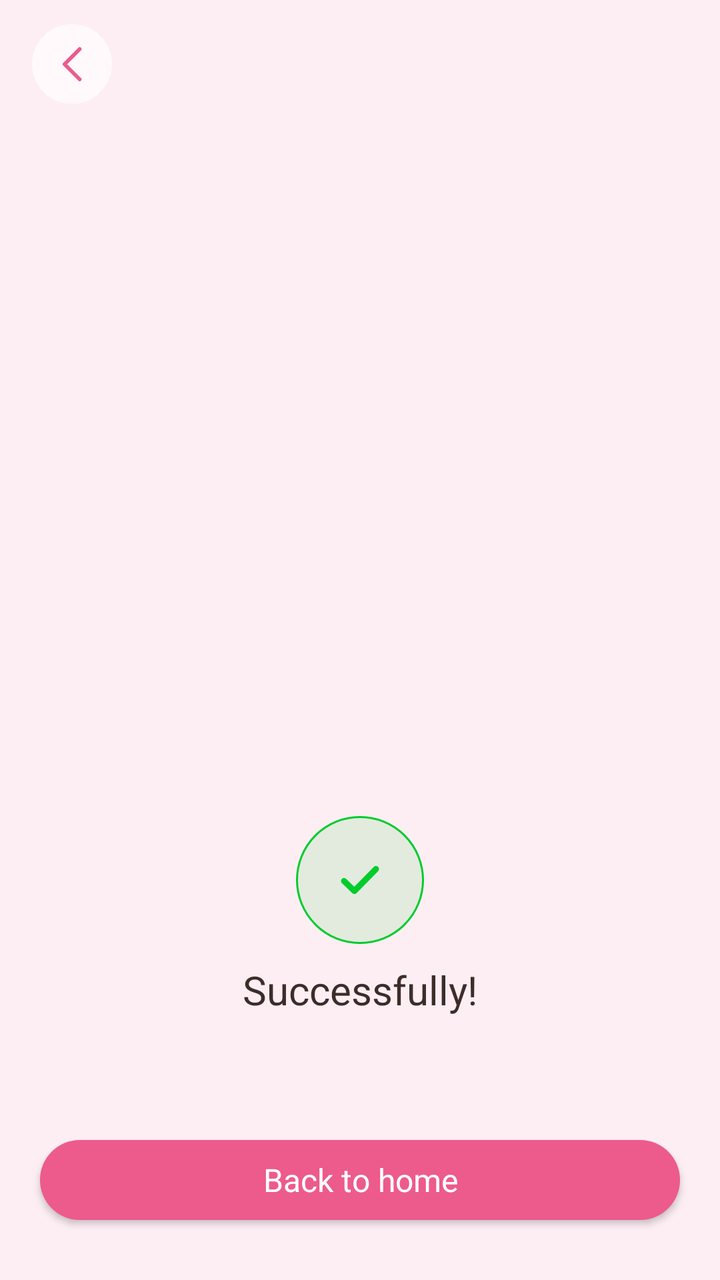
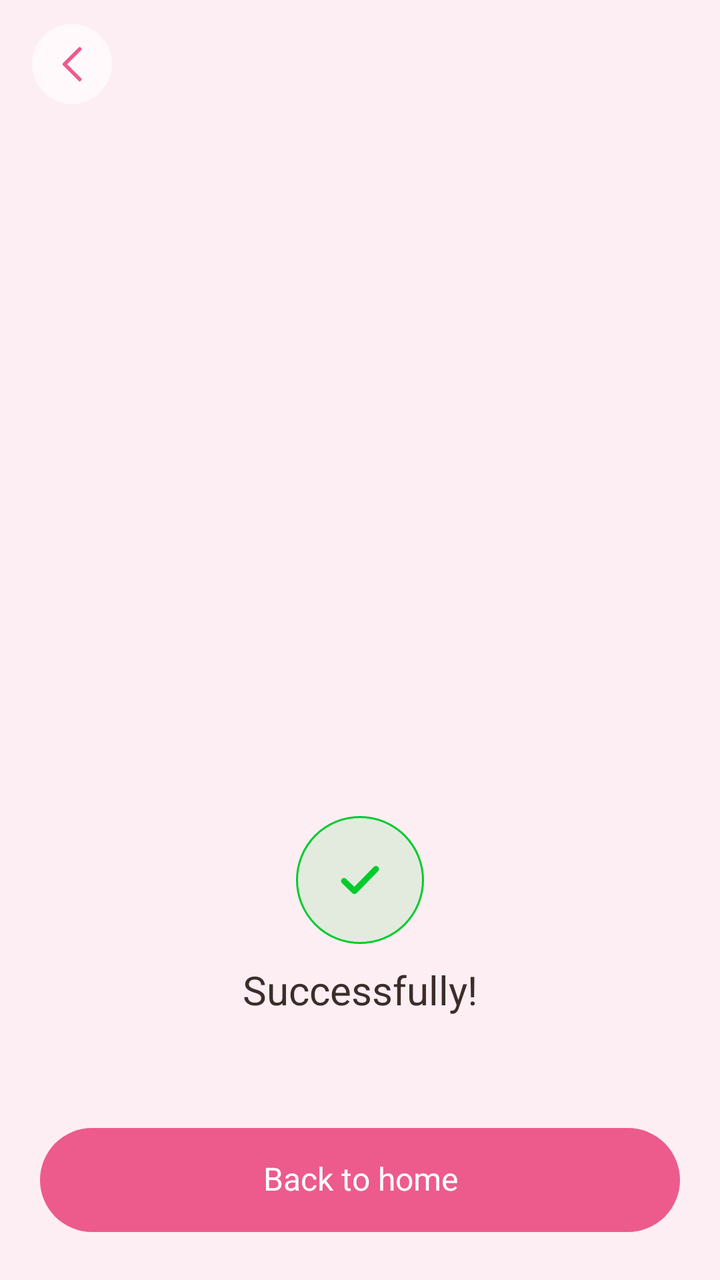

Two renders of the same Android screen: before a commit and after it. Below are the layout's source before the change and the commit's diff.
<!-- AndroidManifest.xml: application theme Theme.CuteWallpaper -->
<!-- res/layout/fragment_wallpaper_success.xml -->
<?xml version="1.0" encoding="utf-8"?>
<androidx.constraintlayout.widget.ConstraintLayout xmlns:android="http://schemas.android.com/apk/res/android"
    xmlns:app="http://schemas.android.com/apk/res-auto"
    android:layout_width="match_parent"
    android:layout_height="match_parent"
    android:background="@color/primary_50">

    <ImageView
        android:id="@+id/btnBack"
        android:layout_width="40dp"
        android:layout_height="40dp"
        android:layout_marginStart="16dp"
        android:layout_marginTop="12dp"
        android:background="@drawable/bg_home_action"
        android:contentDescription="@string/search_back"
        android:padding="5dp"
        android:clickable="true"
        android:focusable="true"
        android:src="@drawable/ic_back"
        app:layout_constraintStart_toStartOf="parent"
        app:layout_constraintTop_toTopOf="parent" />

    <com.google.android.material.imageview.ShapeableImageView
        android:id="@+id/wallpaperPreview"
        android:layout_width="178dp"
        android:layout_height="312dp"
        android:layout_marginTop="24dp"
        android:scaleType="centerCrop"
        app:layout_constraintEnd_toEndOf="parent"
        app:layout_constraintStart_toStartOf="parent"
        app:layout_constraintTop_toBottomOf="@id/btnBack"
        app:shapeAppearanceOverlay="@style/ShapeAppearanceOverlay.HomeArtwork" />

    <FrameLayout
        android:id="@+id/successIconContainer"
        android:layout_width="64dp"
        android:layout_height="64dp"
        android:layout_marginTop="20dp"
        android:background="@drawable/bg_wallpaper_success_check"
        app:layout_constraintEnd_toEndOf="parent"
        app:layout_constraintStart_toStartOf="parent"
        app:layout_constraintTop_toBottomOf="@id/wallpaperPreview">

        <ImageView
            android:layout_width="32dp"
            android:layout_height="32dp"
            android:layout_gravity="center"
            android:importantForAccessibility="no"
            android:src="@drawable/ic_wallpaper_success" />
    </FrameLayout>

    <TextView
        android:id="@+id/successTitle"
        style="@style/Heading20B"
        android:layout_width="wrap_content"
        android:layout_height="wrap_content"
        android:layout_marginTop="12dp"
        android:text="@string/wallpaper_success_title"
        android:textColor="@color/tertiary_900"
        app:layout_constraintEnd_toEndOf="parent"
        app:layout_constraintStart_toStartOf="parent"
        app:layout_constraintTop_toBottomOf="@id/successIconContainer" />

    <TextView
        android:id="@+id/successDescription"
        style="@style/Body14R"
        android:layout_width="0dp"
        android:layout_height="wrap_content"
        android:layout_marginHorizontal="32dp"
        android:layout_marginTop="4dp"
        android:gravity="center"
        android:textColor="@color/tertiary_500"
        app:layout_constraintEnd_toEndOf="parent"
        app:layout_constraintStart_toStartOf="parent"
        app:layout_constraintTop_toBottomOf="@id/successTitle" />

    <com.google.android.material.button.MaterialButton
        android:id="@+id/btnHome"
        android:layout_width="0dp"
        android:layout_height="52dp"
        android:layout_marginHorizontal="20dp"
        android:layout_marginBottom="24dp"
        android:text="@string/wallpaper_back_home"
        android:textAppearance="@style/Button16S"
        android:textColor="@color/neutral_0"
        app:backgroundTint="@color/primary_500"
        app:cornerRadius="26dp"
        app:layout_constraintBottom_toBottomOf="parent"
        app:layout_constraintEnd_toEndOf="parent"
        app:layout_constraintStart_toStartOf="parent"
        app:rippleColor="@color/alpha_light_20" />

</androidx.constraintlayout.widget.ConstraintLayout>
<!-- resources referenced by this layout -->
<resources>
  <color name="alpha_light_20">#33FFFFFF</color>
  <color name="neutral_0">#FFFFFF</color>
  <color name="primary_50">#FDEEF4</color>
  <color name="primary_500">#EC5B8C</color>
  <color name="tertiary_500">#98766A</color>
  <color name="tertiary_900">#3D2D2A</color>
  <!-- drawable bg_home_action (drawable) -->
  <shape xmlns:android="http://schemas.android.com/apk/res/android"
      android:shape="oval">
      <solid android:color="#FFF9FC" />
  </shape>
  <!-- drawable bg_wallpaper_success_check (drawable) -->
  <?xml version="1.0" encoding="utf-8"?>
  <shape xmlns:android="http://schemas.android.com/apk/res/android" android:shape="oval">
      <solid android:color="#1A00CC2C" />
      <stroke android:width="1dp" android:color="@color/success_500" />
  </shape>
  <!-- drawable ic_back (drawable) -->
  <vector xmlns:android="http://schemas.android.com/apk/res/android"
      android:width="30dp"
      android:height="30dp"
      android:viewportWidth="30"
      android:viewportHeight="30">
    <path
        android:pathData="M18.844,7.5L11.256,15.088L18.844,22.676"
        android:strokeLineJoin="round"
        android:strokeWidth="1.875"
        android:fillColor="#00000000"
        android:strokeColor="#EC5B8C"
        android:strokeLineCap="round"/>
  </vector>
  <!-- drawable ic_wallpaper_success (drawable) -->
  <?xml version="1.0" encoding="utf-8"?>
  <vector xmlns:android="http://schemas.android.com/apk/res/android"
      android:width="32dp"
      android:height="32dp"
      android:viewportWidth="32"
      android:viewportHeight="32">
      <path
          android:pathData="M8,16.5L13.2,21.5L24,10.5"
          android:fillColor="@android:color/transparent"
          android:strokeColor="@color/success_500"
          android:strokeWidth="3"
          android:strokeLineCap="round"
          android:strokeLineJoin="round" />
  </vector>
  <string name="search_back">Back</string>
  <string name="wallpaper_back_home">Back to home</string>
  <string name="wallpaper_success_title">Successfully!</string>
  <style name="Body14R" parent="@style/TypographyBase">
          <item name="android:textSize">14sp</item>
          <item name="fontFamily">@font/poppins_regular</item>
      </style>
  <style name="Button16S" parent="@style/TypographyBase">
          <item name="android:textSize">16sp</item>
          <item name="fontFamily">@font/poppins_semi_bold</item>
      </style>
  <style name="Heading20B" parent="@style/TypographyBase">
          <item name="android:textSize">20sp</item>
          <item name="fontFamily">@font/poppins_bold</item>
      </style>
  <style name="ShapeAppearanceOverlay.HomeArtwork" parent="">
          <item name="cornerFamily">rounded</item>
          <item name="cornerSize">23dp</item>
      </style>
  <style name="Theme.CuteWallpaper" parent="Theme.MaterialComponents.DayNight.NoActionBar">
          <item name="colorPrimary">@color/primary</item>
          <item name="colorPrimaryVariant">@color/primary_dark</item>
          <item name="colorOnPrimary">@color/on_primary</item>
          <item name="colorSecondary">@color/primary</item>
          <item name="colorOnSecondary">@color/on_primary</item>
          <item name="android:windowBackground">@color/background</item>
      </style>
  <color name="success_500">#00CC2C</color>
  <style name="TypographyBase">
          <item name="fontFamily">@font/poppins_regular</item>
          <item name="android:includeFontPadding">false</item>
      </style>
  <color name="primary">#F72B85</color>
  <color name="primary_dark">#D81B70</color>
  <color name="on_primary">#FFFFFF</color>
  <color name="background">#FFF8FC</color>
</resources>

<!-- the commit's change to res/layout/fragment_wallpaper_success.xml (unified diff, before → after) -->
@@ -74,20 +74,21 @@
         app:layout_constraintStart_toStartOf="parent"
         app:layout_constraintTop_toBottomOf="@id/successTitle" />
 
-    <com.google.android.material.button.MaterialButton
+    <TextView
         android:id="@+id/btnHome"
+        style="@style/Button16S"
         android:layout_width="0dp"
         android:layout_height="52dp"
         android:layout_marginHorizontal="20dp"
         android:layout_marginBottom="24dp"
+        android:background="@drawable/bg_cta_primary"
+        android:clickable="true"
+        android:focusable="true"
+        android:gravity="center"
         android:text="@string/wallpaper_back_home"
-        android:textAppearance="@style/Button16S"
         android:textColor="@color/neutral_0"
-        app:backgroundTint="@color/primary_500"
-        app:cornerRadius="26dp"
         app:layout_constraintBottom_toBottomOf="parent"
         app:layout_constraintEnd_toEndOf="parent"
-        app:layout_constraintStart_toStartOf="parent"
-        app:rippleColor="@color/alpha_light_20" />
+        app:layout_constraintStart_toStartOf="parent" />
 
 </androidx.constraintlayout.widget.ConstraintLayout>
<!-- resource entries referenced after the edit -->
@@ -1,11 +1,16 @@
 <!-- resources referenced by this layout -->
 <resources>
-  <color name="alpha_light_20">#33FFFFFF</color>
   <color name="neutral_0">#FFFFFF</color>
   <color name="primary_50">#FDEEF4</color>
   <color name="primary_500">#EC5B8C</color>
   <color name="tertiary_500">#98766A</color>
   <color name="tertiary_900">#3D2D2A</color>
+  <!-- drawable bg_cta_primary (drawable) -->
+  <?xml version="1.0" encoding="utf-8"?>
+  <shape xmlns:android="http://schemas.android.com/apk/res/android" android:shape="rectangle">
+      <solid android:color="@color/primary_500" />
+      <corners android:radius="28dp" />
+  </shape>
   <!-- drawable bg_home_action (drawable) -->
   <shape xmlns:android="http://schemas.android.com/apk/res/android"
       android:shape="oval">
